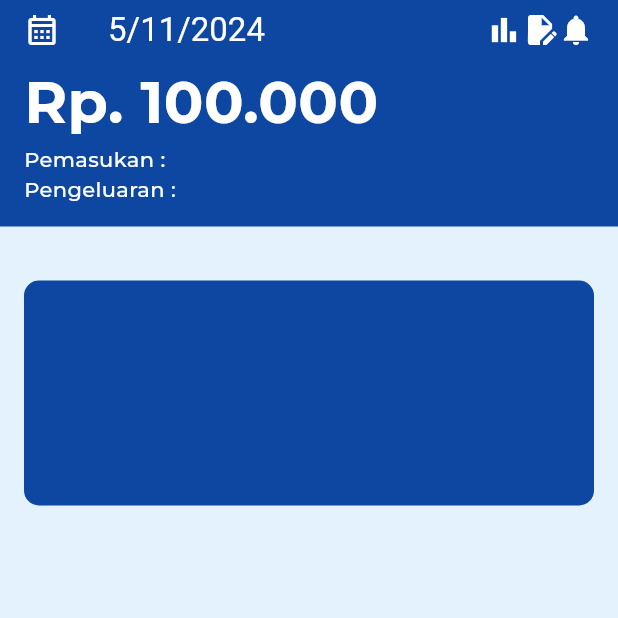
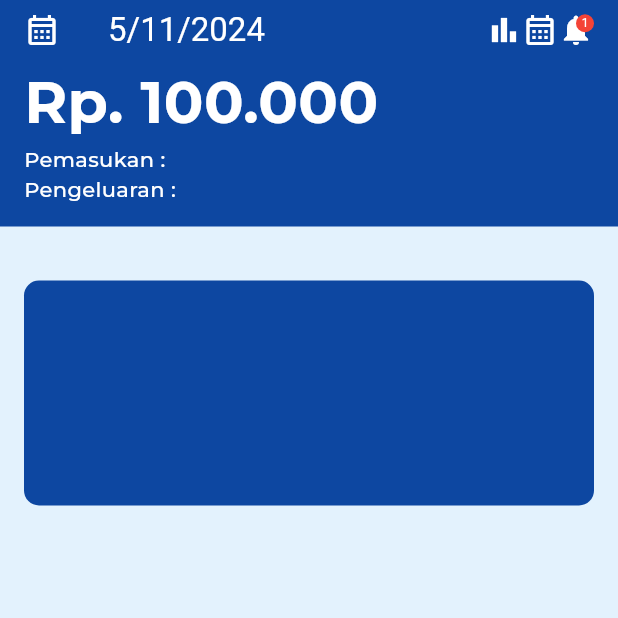
Before and after one commit to Zienararya/Dompetkos, a Flutter app: the screen it shows after launch, on a phone screen of 412 x 824 dp, the top half of it. Run offline on Flutter 3.47's test engine with Material 3 defaults, Android fonts, the phone set to English and light mode, and no system bars; our stand-ins replace firebase_core; accounts and stored records are empty; project files that could hold a hidden picture were left out.

Commit message:
kasih pesan apa yang kamu ubah

```diff
--- a/lib/page/home.dart
+++ b/lib/page/home.dart
@@ -2,6 +2,7 @@ import 'package:dompetkos/page/incomeform.dart';
 import 'package:flutter/material.dart';
 import 'dart:ui';
 import 'spendform.dart';
+import 'kalender.dart';
 
 class Homepage extends StatefulWidget {
   const Homepage({super.key});
@@ -12,6 +13,7 @@ class Homepage extends StatefulWidget {
 
 class _HomepageState extends State<Homepage> {
   bool isExpanded = false;
+  bool hasNotification = true; // Penanda apakah ada notifikasi
 
   @override
   Widget build(BuildContext context) {
@@ -39,16 +41,77 @@ class _HomepageState extends State<Homepage> {
                   Icons.bar_chart,
                   color: Colors.white,
                 ),
-                  Icon(
-                    Icons.edit_document,
+                GestureDetector(
+                  onTap: () {
+                    Navigator.push(
+                      context,
+                      MaterialPageRoute(
+                          builder: (context) =>
+                              KalenderPage()), // Navigasi ke halaman kalender
+                    );
+                  },
+                  child: Icon(
+                    Icons.calendar_month_outlined,
                     color: Colors.white,
                   ),
+                ),
+                GestureDetector(
+                  onTap: () {
+                    // Tampilkan pop-up pemberitahuan
+                    showDialog(
+                      context: context,
+                      builder: (BuildContext context) {
+                        return AlertDialog(
+                          title: Text("Notifikasi"),
+                          content: Text("Anda memiliki notifikasi baru."),
+                          actions: [
+                            TextButton(
+                              onPressed: () {
+                                Navigator.of(context).pop(); // Menutup pop-up
+                              },
+                              child: Text("Tutup"),
+                            ),
+                          ],
+                        );
+                      },
+                    );
+                  },
+                  child: Stack(
+                    children: [
                       Icon(
                         Icons.notifications,
                         color: Colors.white,
                       ),
+                      if (hasNotification) // Jika ada notifikasi, tampilkan lingkaran merah
+                        Positioned(
+                          right: 0,
+                          top: 0,
+                          child: Container(
+                            padding: EdgeInsets.all(2),
+                            decoration: BoxDecoration(
+                              color: Colors.red,
+                              shape: BoxShape.circle,
+                            ),
+                            constraints: BoxConstraints(
+                              minWidth: 12,
+                              minHeight: 12,
+                            ),
+                            child: Text(
+                              '1', // Ganti dengan jumlah notifikasi jika perlu
+                              style: TextStyle(
+                                color: Colors.white,
+                                fontSize: 8,
+                              ),
+                              textAlign: TextAlign.center,
+                            ),
+                          ),
+                        ),
                     ],
-              )),
+                  ),
+                ),
+              ],
+            ),
+          ),
         ],
         bottom: PreferredSize(
           preferredSize: Size.fromHeight(95.0),
@@ -81,7 +144,8 @@ class _HomepageState extends State<Homepage> {
                   ],
                 ),
               ),
-              ]),
+            ],
+          ),
         ),
       ),
       body: Padding(
```
Also changed, not shown: lib/page/kalender.dart (added, +55 -0 lines). Lines whose indentation alone changed are shown as unchanged.
